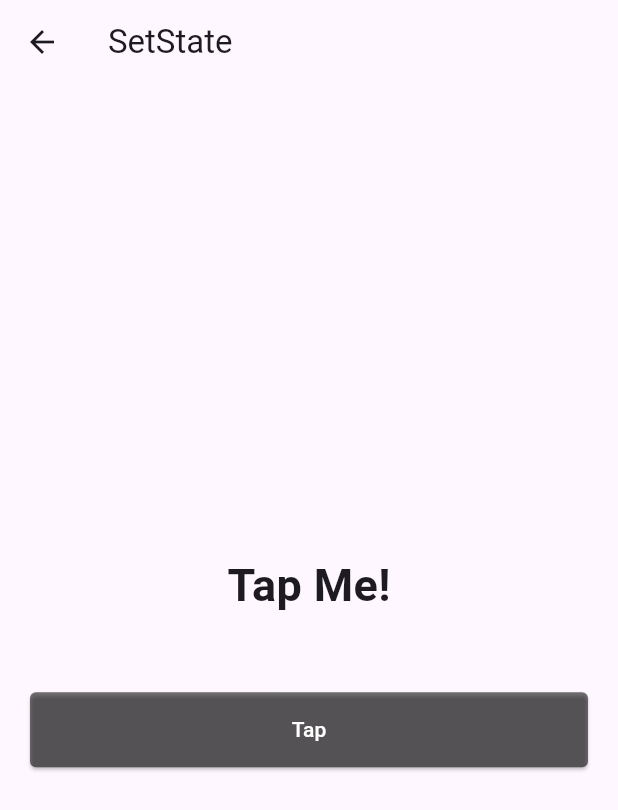
After one commit to Jayrek/flutterbloc, a Flutter app: the screen it shows after launch, after a tap on "SetState", on a phone screen of 412 x 824 dp. The commit adds this screen. Shown: the top 810 px of the screen. Run offline on Flutter 3.47's test engine with Material 3 defaults, Android fonts, the phone set to English and light mode, and no system bars; our stand-ins replace equatable, flutter_bloc.

Commit message:
add setState

```diff
--- a/lib/main.dart
+++ b/lib/main.dart
@@ -14,6 +14,7 @@ import 'screens/bloc_selector/bloc_selector_screen.dart';
 import 'screens/cubit/mask_unmask_text_cubit.dart';
 import 'screens/repository_provider/auth_repository.dart';
 import 'screens/repository_provider/repository_provider_screen.dart';
+import 'screens/set_state/set_state_screen.dart';
 import 'shared/constants.dart';
 
 void main() {
@@ -30,22 +31,13 @@ class MyApp extends StatelessWidget {
       create: (context) => AuthRepository(),
       child: MultiBlocProvider(
         providers: [
+          BlocProvider(create: (context) => MaskUnmaskTextCubit()),
+          BlocProvider(create: (context) => AuthBlocSelectorBloc()),
+          BlocProvider(create: (context) => AuthBlocConsumerBloc()),
+          BlocProvider(create: (context) => MessageBlocListenerBloc()),
           BlocProvider(
-            create: (context) => MaskUnmaskTextCubit(),
-          ),
-          BlocProvider(
-            create: (context) => AuthBlocSelectorBloc(),
-          ),
-          BlocProvider(
-            create: (context) => AuthBlocConsumerBloc(),
-          ),
-          BlocProvider(
-            create: (context) => MessageBlocListenerBloc(),
-          ),
-          BlocProvider(
-            create: (context) => AuthRepositoryBloc(
-                authRepositotry: context.read<AuthRepository>()),
-          ),
+              create: (context) => AuthRepositoryBloc(
+                  authRepositotry: context.read<AuthRepository>())),
         ],
         child: MaterialApp(
           title: 'Flutter Demo',
@@ -54,6 +46,7 @@ class MyApp extends StatelessWidget {
           ),
           initialRoute: homeNavigationKey,
           routes: {
+            setStateNavigationKey: (context) => const SetStateScreen(),
             homeNavigationKey: (context) => const HomeScreen(),
             cubitNavigationKey: (context) => const CubitScreen(),
             blocNavigationKey: (context) => const BlocScreen(),
--- a/lib/screens/cubit/mask_unmask_text_state.dart
+++ b/lib/screens/cubit/mask_unmask_text_state.dart
@@ -3,7 +3,6 @@ part of 'mask_unmask_text_cubit.dart';
 class MaskUnmaskTextState extends Equatable {
   const MaskUnmaskTextState({required this.isMask});
 
-  // final String maskText;
   final bool isMask;
 
   @override
--- a/lib/screens/home_screen.dart
+++ b/lib/screens/home_screen.dart
@@ -16,6 +16,12 @@ class HomeScreen extends StatelessWidget {
           child: Column(
             children: [
               CustomButtonWidget(
+                label: 'SetState',
+                onPressed: () =>
+                    Navigator.pushNamed(context, setStateNavigationKey),
+              ),
+              const SizedBox(height: 10),
+              CustomButtonWidget(
                 label: 'Cubit',
                 onPressed: () =>
                     Navigator.pushNamed(context, cubitNavigationKey),
@@ -26,11 +32,6 @@ class HomeScreen extends StatelessWidget {
                 onPressed: () =>
                     Navigator.pushNamed(context, blocNavigationKey),
               ),
-              // const SizedBox(height: 10),
-              // CustomButtonWidget(
-              //   label: 'BlocBuilder',
-              //   onPressed: () {},
-              // ),
               const SizedBox(height: 10),
               CustomButtonWidget(
                 label: 'BlocSelector',
--- /dev/null
+++ b/lib/screens/set_state/set_state_screen.dart
@@ -0,0 +1,50 @@
+import 'package:flutter/material.dart';
+import 'package:flutterbloc/shared/widgets/custom_button_widget.dart';
+
+class SetStateScreen extends StatefulWidget {
+  const SetStateScreen({super.key});
+
+  @override
+  State<SetStateScreen> createState() => _SetStateScreenState();
+}
+
+class _SetStateScreenState extends State<SetStateScreen> {
+  bool isMask = false;
+
+  @override
+  Widget build(BuildContext context) {
+    debugPrint('rebuild setState');
+    return Scaffold(
+      appBar: AppBar(
+        title: const Text('SetState'),
+      ),
+      body: Center(
+        child: Padding(
+          padding: const EdgeInsets.symmetric(horizontal: 20),
+          child: Column(
+            mainAxisAlignment: MainAxisAlignment.center,
+            children: [
+              Text(
+                isMask ? 'Tapped' : 'Tap Me!',
+                style: const TextStyle(
+                  fontSize: 30,
+                  fontWeight: FontWeight.bold,
+                ),
+              ),
+              const SizedBox(height: 50),
+              CustomButtonWidget(
+                onPressed: () {
+                  setState(() {
+                    isMask = !isMask;
+                  });
+                },
+                label: isMask ? 'Back' : 'Tap',
+                backgroundColor: isMask ? Colors.blueGrey : Colors.black54,
+              ),
+            ],
+          ),
+        ),
+      ),
+    );
+  }
+}
--- a/lib/shared/constants.dart
+++ b/lib/shared/constants.dart
@@ -7,3 +7,4 @@ const String blocListenerNavigationKey = '/blocListener';
 const String blocConsumerNavigationKey = '/blocConsumer';
 const String blocSelectorNavigationKey = '/blocSelector';
 const String repositoryProviderrNavigationKey = '/repositoryProvider';
+const String setStateNavigationKey = '/setStateProvider';
```
